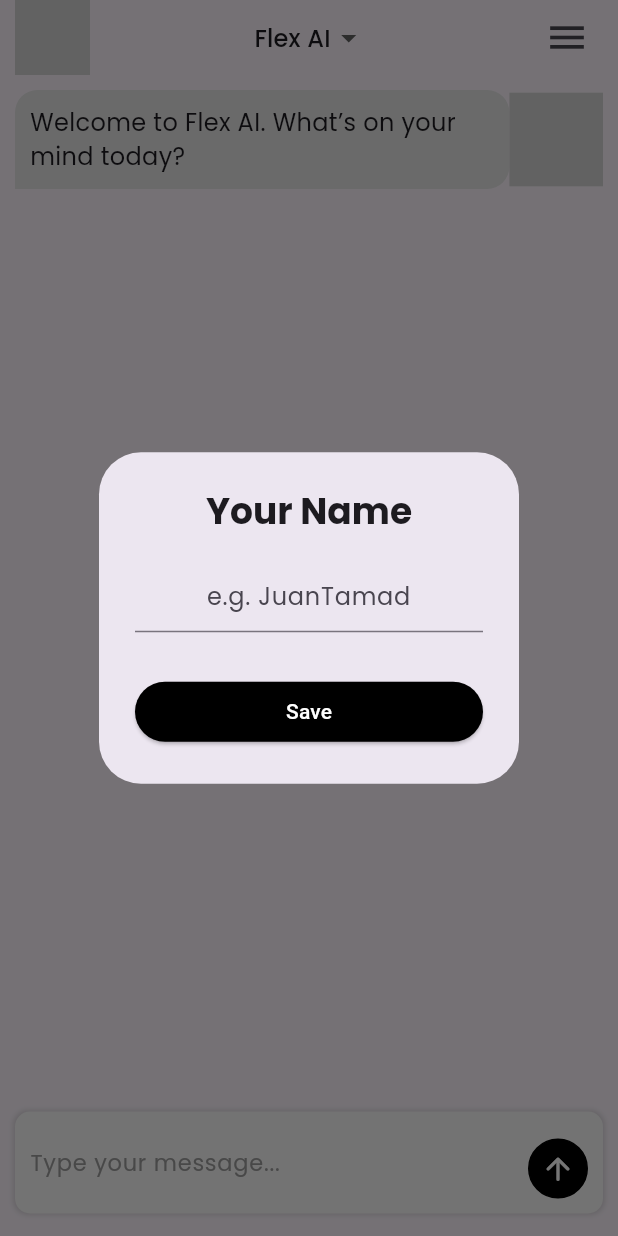
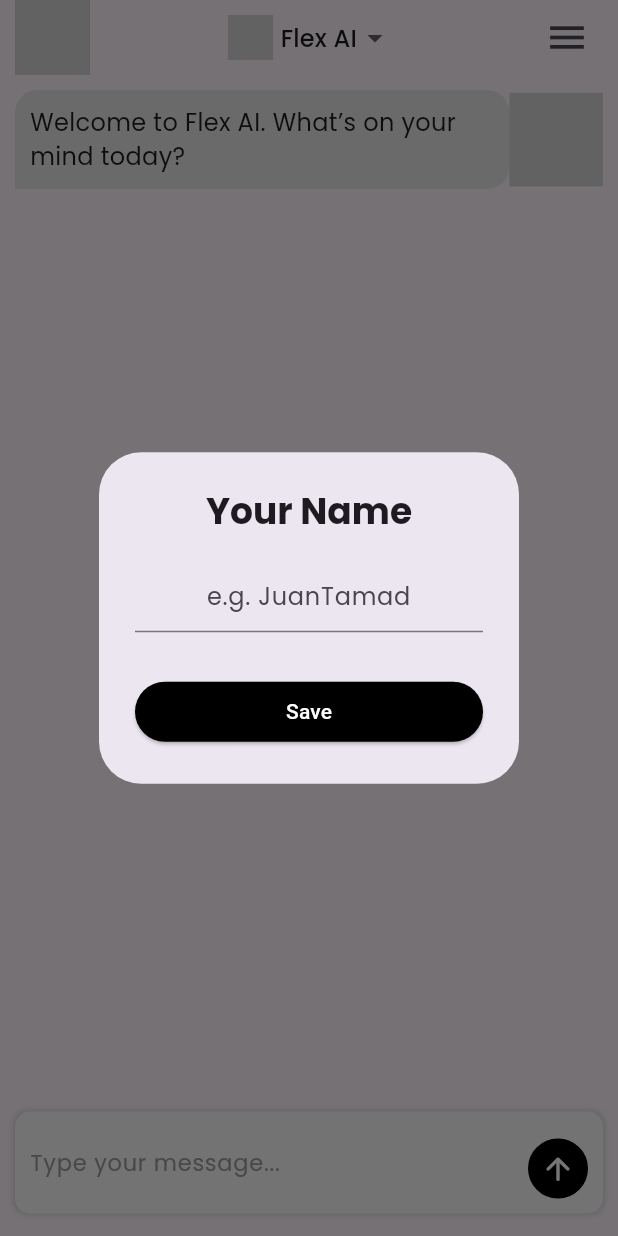
Before and after one commit to CodeBuddySLTNS/flex.ai, a Flutter app: the screen it shows after launch, on a phone screen of 412 x 824 dp. Run offline on Flutter 3.47's test engine with Material 3 defaults, Android fonts, the phone set to English and light mode, and no system bars; drawn by our look-alikes of flutter_markdown; our stand-ins replace flutter_dotenv, flutter_riverpod, flutter_svg, go_router, shared_preferences, supabase_flutter; accounts and stored records are empty; statements that could not run were skipped.

Commit message:
enhance model selection dropdown with SVG icons and improved state management

```diff
--- a/lib/components/ai_models_select.dart
+++ b/lib/components/ai_models_select.dart
@@ -1,8 +1,10 @@
 import 'package:flexai/models/ai_model.dart';
 import 'package:flexai/providers/chat_provider.dart';
 import 'package:flexai/services/supabase_services.dart';
+import 'package:flexai/utilities/utils.dart';
 import 'package:flutter/material.dart';
 import 'package:flutter_riverpod/flutter_riverpod.dart';
+import 'package:flutter_svg/svg.dart';
 
 class AiModelSelect extends ConsumerStatefulWidget {
   const AiModelSelect({super.key});
@@ -55,18 +57,28 @@ class _AiModelSelectState extends ConsumerState<AiModelSelect> {
         items: aiModels.map<DropdownMenuItem<String>>((AiModel model) {
           return DropdownMenuItem(
             value: model.id,
-            child: Text(
-              model.title,
-              style: TextStyle(
-                fontFamily: 'Poppins',
-                fontWeight: FontWeight.w500,
-              ),
+            child: Row(
+              children: [
+                SvgPicture.asset(getAiModelAsset(model.code), width: 30),
+                SizedBox(width: 5),
+                Text(
+                  model.title,
+                  style: TextStyle(
+                    fontFamily: 'Poppins',
+                    fontWeight: FontWeight.w500,
+                  ),
+                ),
+              ],
             ),
           );
         }).toList(),
         onChanged: (String? newValue) {
+          if (aiModels.length <= 1) fetchModels();
           ref.read(selectedModelProvider.notifier).state = newValue!;
-          if (aiModels.length <= 1) fetchModels();
+          ref.read(modelProvider.notifier).state = getModelById(
+            newValue,
+            aiModels,
+          );
         },
       ),
     );
```
